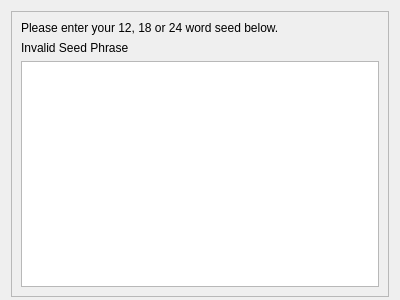
Above: src/qt/forms/restoreseed.ui from PirateNetwork/pirate before the change. Below: the same form after it.
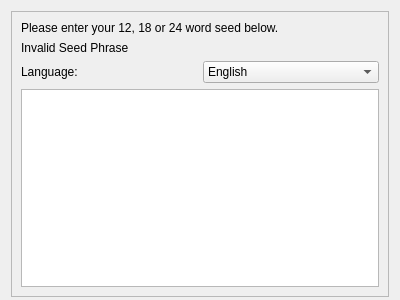
That is the form after the change.

Patch:
```diff
--- a/src/qt/forms/restoreseed.ui
+++ b/src/qt/forms/restoreseed.ui
@@ -49,6 +49,29 @@
         </property>
        </widget>
       </item>
+      <item>
+       <layout class="QHBoxLayout" name="horizontalLayout_lang">
+        <item>
+         <widget class="QLabel" name="label_lang">
+          <property name="text">
+           <string>Language:</string>
+          </property>
+         </widget>
+        </item>
+        <item>
+         <widget class="QComboBox" name="cmbLanguage">
+          <item><property name="text"><string>English</string></property></item>
+          <item><property name="text"><string>Chinese Simplified</string></property></item>
+          <item><property name="text"><string>Chinese Traditional</string></property></item>
+          <item><property name="text"><string>French</string></property></item>
+          <item><property name="text"><string>Italian</string></property></item>
+          <item><property name="text"><string>Japanese</string></property></item>
+          <item><property name="text"><string>Korean</string></property></item>
+          <item><property name="text"><string>Spanish</string></property></item>
+         </widget>
+        </item>
+       </layout>
+      </item>
       <item>
        <widget class="QPlainTextEdit" name="txtSeed">
         <property name="readOnly">
```
